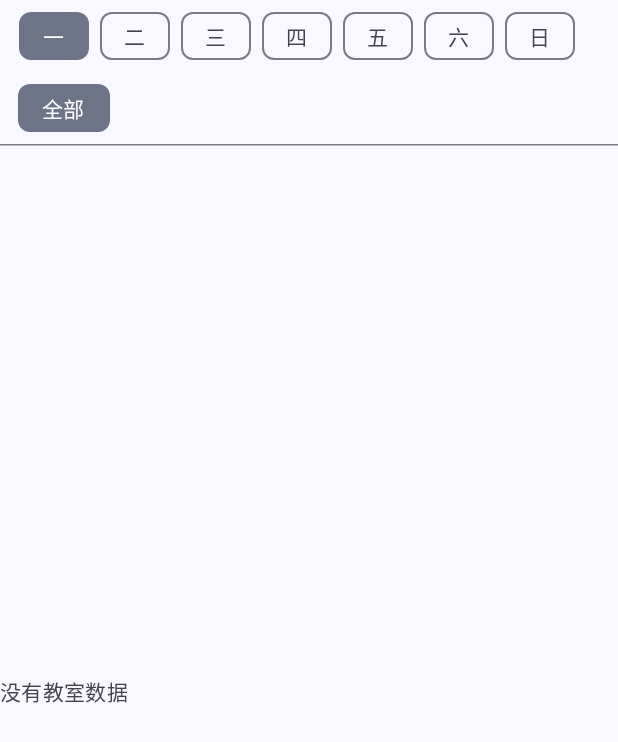
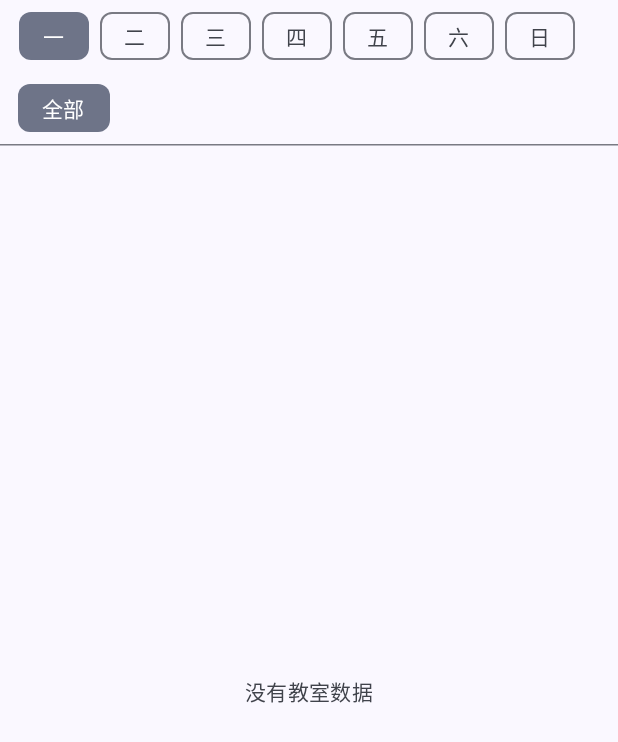
Before and after one commit to 3beuml/UniPocket, an Android app built with Jetpack Compose: the composable RoomScreen called with sample values from the repository, on a phone screen of 412 x 824 dp. Shown: the top 742 px of the screen. Run offline under Robolectric (Android 15) with nearby library versions, the phone set to English and light mode, and no system bars; libraries missing offline, so code that uses them is left out: com.materialkolor.dynamiccolor, com.materialkolor.hct, com.materialkolor.scheme.

Commit message:
修复 RoomScreen/TodayScreen 加载圈与空态不水平居中
Box(Modifier.weight(1f)) 缺 fillMaxWidth，宽度收缩成内容大小，
Alignment.Center 只在内容盒里生效——真机回归发现（加载圈贴左边缘）。

```diff
--- a/core-ui/src/main/kotlin/com/unipocket/ui/today/TodayScreen.kt
+++ b/core-ui/src/main/kotlin/com/unipocket/ui/today/TodayScreen.kt
@@ -77,7 +77,7 @@ fun TodayScreen(
             )
         }
 
-        Box(Modifier.weight(1f)) {
+        Box(Modifier.weight(1f).fillMaxWidth()) {
             when {
                 isLoading -> CircularProgressIndicator(Modifier.align(Alignment.Center))
 
--- a/feature-room/src/main/kotlin/com/unipocket/feature/room/RoomScreen.kt
+++ b/feature-room/src/main/kotlin/com/unipocket/feature/room/RoomScreen.kt
@@ -70,7 +70,7 @@ fun RoomScreen(
 
         if (state.isRefreshing) LinearProgressIndicator(Modifier.fillMaxWidth())
 
-        Box(Modifier.weight(1f)) {
+        Box(Modifier.weight(1f).fillMaxWidth()) {
             when {
                 state.isLoading -> CircularProgressIndicator(Modifier.align(Alignment.Center))
                 state.allRooms.isEmpty() && !state.isLoading -> Text(
```
